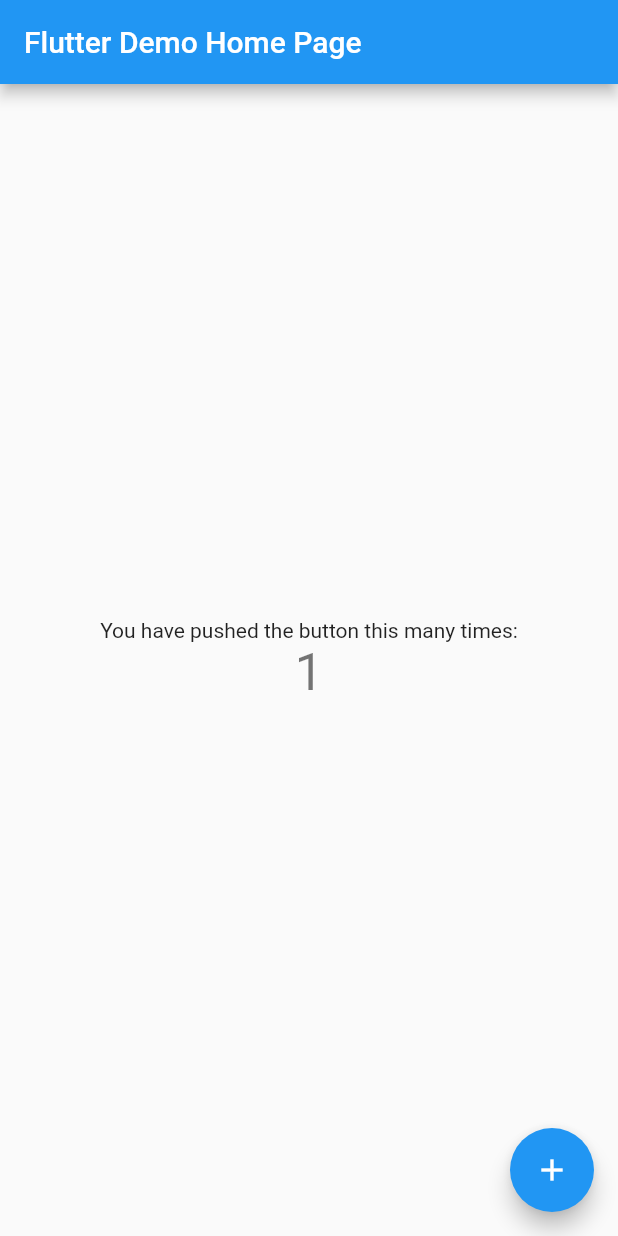
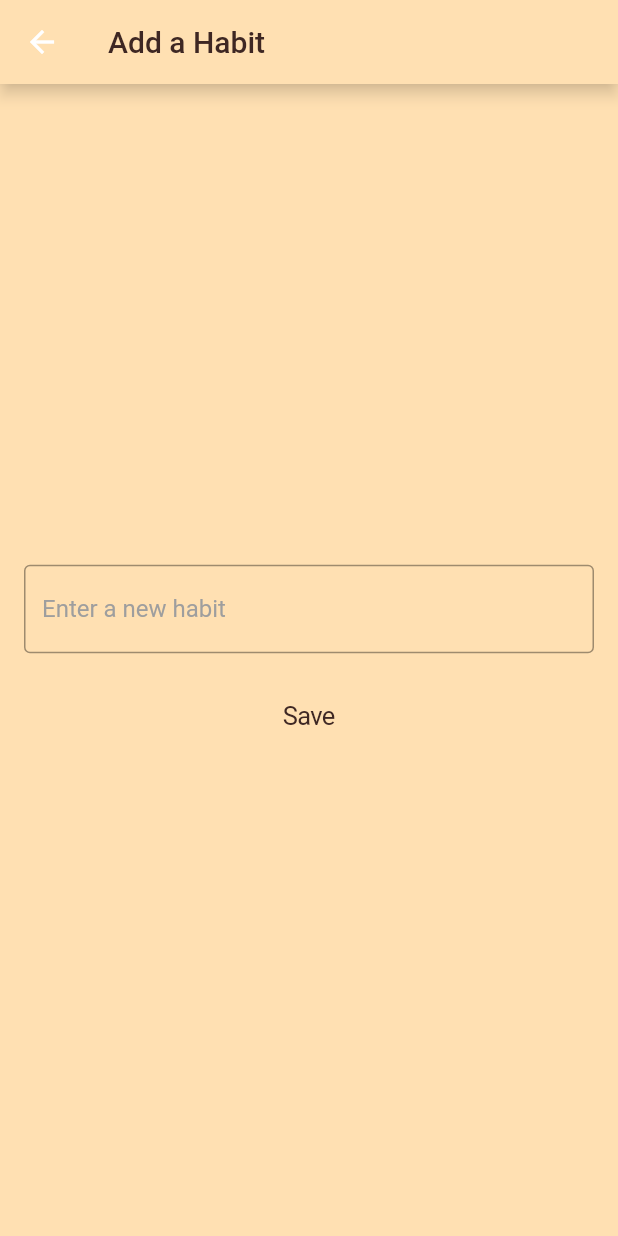
Before and after one commit to knaw0128/GDSC_Group7, a Flutter app: the screen it shows after launch, after a tap on the "add" icon, on a phone screen of 412 x 824 dp. Run offline on Flutter 3.47's test engine with Material 2 defaults, Android fonts, the phone set to English and light mode, and no system bars.

Commit message:
Update main.dart

```diff
--- a/lib/main.dart
+++ b/lib/main.dart
@@ -1,115 +1,171 @@
+import 'package:flutter/cupertino.dart';
 import 'package:flutter/material.dart';
 
 void main() {
-  runApp(const MyApp());
+  runApp(MyApp());
 }
 
 class MyApp extends StatelessWidget {
-  const MyApp({super.key});
-
-  // This widget is the root of your application.
   @override
   Widget build(BuildContext context) {
     return MaterialApp(
-      title: 'Flutter Demo',
+      title: 'Habit Tracker',
       theme: ThemeData(
-        // This is the theme of your application.
-        //
-        // Try running your application with "flutter run". You'll see the
-        // application has a blue toolbar. Then, without quitting the app, try
-        // changing the primarySwatch below to Colors.green and then invoke
-        // "hot reload" (press "r" in the console where you ran "flutter run",
-        // or simply save your changes to "hot reload" in a Flutter IDE).
-        // Notice that the counter didn't reset back to zero; the application
-        // is not restarted.
         primarySwatch: Colors.blue,
       ),
-      home: const MyHomePage(title: 'Flutter Demo Home Page'),
+      debugShowCheckedModeBanner: false,
+      home: HomePage(),
     );
   }
 }
 
-class MyHomePage extends StatefulWidget {
-  const MyHomePage({super.key, required this.title});
-
-  // This widget is the home page of your application. It is stateful, meaning
-  // that it has a State object (defined below) that contains fields that affect
-  // how it looks.
-
-  // This class is the configuration for the state. It holds the values (in this
-  // case the title) provided by the parent (in this case the App widget) and
-  // used by the build method of the State. Fields in a Widget subclass are
-  // always marked "final".
-
-  final String title;
-
+class HomePage extends StatefulWidget {
   @override
-  State<MyHomePage> createState() => _MyHomePageState();
+  _HomePageState createState() => _HomePageState();
 }
 
-class _MyHomePageState extends State<MyHomePage> {
-  int _counter = 0;
+class _HomePageState extends State<HomePage> {
+  final List<String> habits = [];
 
-  void _incrementCounter() {
+  void _addHabit(String habit) {
     setState(() {
-      // This call to setState tells the Flutter framework that something has
-      // changed in this State, which causes it to rerun the build method below
-      // so that the display can reflect the updated values. If we changed
-      // _counter without calling setState(), then the build method would not be
-      // called again, and so nothing would appear to happen.
-      _counter++;
+      habits.add(habit);
     });
+  }
+
+  void _deleteHabit(int index) {
+    setState(() {
+      habits.removeAt(index);
+    });
+  }
+
+  void _navigateToAddHabitPage(BuildContext context) async {
+    final String newHabit = await Navigator.push(
+      context,
+      MaterialPageRoute(builder: (context) => AddHabitPage()),
+    );
+    if (newHabit != null) {
+      _addHabit(newHabit);
+    }
   }
 
   @override
   Widget build(BuildContext context) {
-    // This method is rerun every time setState is called, for instance as done
-    // by the _incrementCounter method above.
-    //
-    // The Flutter framework has been optimized to make rerunning build methods
-    // fast, so that you can just rebuild anything that needs updating rather
-    // than having to individually change instances of widgets.
     return Scaffold(
       appBar: AppBar(
-        // Here we take the value from the MyHomePage object that was created by
-        // the App.build method, and use it to set our appbar title.
-        title: Text(widget.title),
+        title: Text(
+          'Habit Tracker',
+          style: TextStyle(
+            color: Colors.brown[900],
+          ),
+        ),
+        backgroundColor: Colors.orange[100],
+        shadowColor: Colors.orange[100],
       ),
-      body: Center(
-        // Center is a layout widget. It takes a single child and positions it
-        // in the middle of the parent.
+      body: Container(
+        color: Colors.orange[100],
+        child: ListView.builder(
+          itemCount: habits.length,
+          itemBuilder: (context, index) {
+            return Dismissible(
+              key: UniqueKey(),
+              direction: DismissDirection.endToStart,
+              onDismissed: (direction) {
+                _deleteHabit(index);
+              },
+              child: Container(
+                height: 50,
+                margin: EdgeInsets.symmetric(vertical: 4),
+                padding: EdgeInsets.symmetric(horizontal: 16),
+                decoration: const BoxDecoration(
+                  borderRadius: BorderRadius.all(Radius.circular(5)),
+                  color: Colors.white,
+                ),
+                child: Row(
+                  mainAxisAlignment: MainAxisAlignment.spaceBetween,
+                  children: [
+                    Text(habits[index]),
+                    GestureDetector(
+                      onTap: () {
+                        _deleteHabit(index);
+                      },
+                      child: Icon(Icons.delete),
+                    ),
+                  ],
+                ),
+              ),
+            );
+          },
+        ),
+      ),
+      floatingActionButton: FloatingActionButton(
+        onPressed: () {
+          _navigateToAddHabitPage(context);
+        },
+        child: Icon(
+          Icons.add,
+          color: Colors.brown[900],
+        ),
+        foregroundColor: Colors.orange[300],
+        backgroundColor: Colors.orange[400],
+      ),
+      floatingActionButtonLocation: FloatingActionButtonLocation.centerFloat,
+    );
+  }
+}
+
+class AddHabitPage extends StatelessWidget {
+  final TextEditingController _textEditingController = TextEditingController();
+
+  @override
+  Widget build(BuildContext context) {
+    return Scaffold(
+      appBar: AppBar(
+        title: Text(
+          'Add a Habit',
+          style: TextStyle(
+            color: Colors.brown[900],
+          ),
+        ),
+        backgroundColor: Colors.orange[100],
+        shadowColor: Colors.orange[100],
+      ),
+      body: Container(
+        color: Colors.orange[100],
+        padding: EdgeInsets.all(16),
         child: Column(
-          // Column is also a layout widget. It takes a list of children and
-          // arranges them vertically. By default, it sizes itself to fit its
-          // children horizontally, and tries to be as tall as its parent.
-          //
-          // Invoke "debug painting" (press "p" in the console, choose the
-          // "Toggle Debug Paint" action from the Flutter Inspector in Android
-          // Studio, or the "Toggle Debug Paint" command in Visual Studio Code)
-          // to see the wireframe for each widget.
-          //
-          // Column has various properties to control how it sizes itself and
-          // how it positions its children. Here we use mainAxisAlignment to
-          // center the children vertically; the main axis here is the vertical
-          // axis because Columns are vertical (the cross axis would be
-          // horizontal).
           mainAxisAlignment: MainAxisAlignment.center,
-          children: <Widget>[
-            const Text(
-              'You have pushed the button this many times:',
+          children: [
+            TextField(
+              controller: _textEditingController,
+              decoration: InputDecoration(
+                border: OutlineInputBorder(),
+                labelText: 'Enter a new habit',
+                labelStyle: TextStyle(color: Colors.grey),
+                focusedBorder: OutlineInputBorder(
+                  borderSide: const BorderSide(color: Colors.grey),
+                ),
+              ),
             ),
-            Text(
-              '$_counter',
-              style: Theme.of(context).textTheme.headline4,
+            SizedBox(
+              height: 16,
+            ),
+            CupertinoButton(
+              onPressed: () {
+                final String habit = _textEditingController.text.trim();
+                Navigator.pop(context, habit);
+              },
+              child: Text(
+                'Save',
+                style: TextStyle(
+                  color: Colors.brown[900],
+                ),
+              ),
+              color: Colors.orange[100],
             ),
           ],
         ),
       ),
-      floatingActionButton: FloatingActionButton(
-        onPressed: _incrementCounter,
-        tooltip: 'Increment',
-        child: const Icon(Icons.add),
-      ), // This trailing comma makes auto-formatting nicer for build methods.
     );
   }
 }
```
